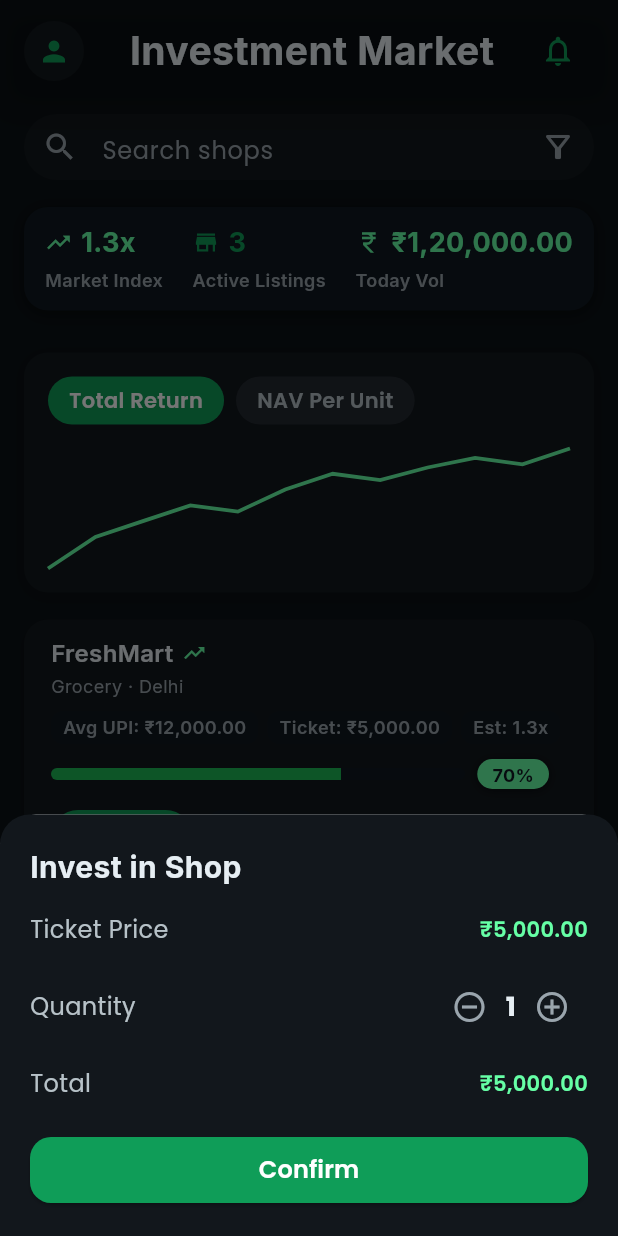
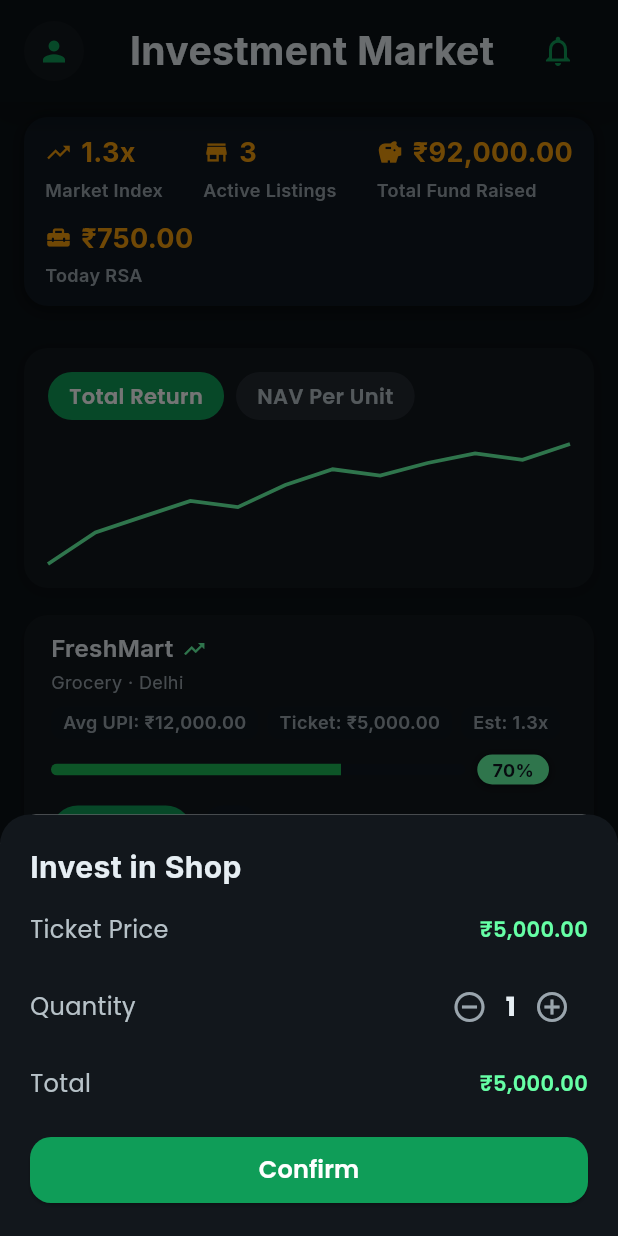
Before and after one commit to Ashish-Ranja-n/MBDIM, a Flutter app: the InvestorDashboard screen opened directly, after a tap on "Subscribe", on a phone screen of 412 x 824 dp. Run offline on Flutter 3.47's test engine with Material 3 defaults, Android fonts, the phone set to English and light mode, and no system bars; our stand-ins replace carousel_slider, google_fonts, shared_preferences; accounts and stored records are empty.

Commit message:
updated mobile

```diff
--- a/mobile/lib/screens/investor_dashboard.dart
+++ b/mobile/lib/screens/investor_dashboard.dart
@@ -16,7 +16,6 @@ class InvestorDashboard extends StatefulWidget {
 }
 
 class _InvestorDashboardState extends State<InvestorDashboard> {
-  final TextEditingController _searchController = TextEditingController();
   final String _selectedFilter = 'All';
   bool _loading = true;
   List<Shop> _shops = [];
@@ -82,12 +81,8 @@ class _InvestorDashboardState extends State<InvestorDashboard> {
 
   void _applyFilters() {
     setState(() {
+      // No search input UI — keep filter-only behaviour based on _selectedFilter
       _filteredShops = _shops.where((shop) {
-        final query = _searchController.text.toLowerCase();
-        final matchesSearch =
-            shop.name.toLowerCase().contains(query) ||
-            shop.city.toLowerCase().contains(query) ||
-            shop.category.toLowerCase().contains(query);
         bool matchesFilter = _selectedFilter == 'All';
         if (_selectedFilter == 'Nearby') matchesFilter = shop.city == 'Delhi';
         if (_selectedFilter == 'High ROI') {
@@ -99,7 +94,7 @@ class _InvestorDashboardState extends State<InvestorDashboard> {
         if (_selectedFilter == 'New') {
           matchesFilter = shop.raised / shop.target < 0.3;
         }
-        return matchesSearch && matchesFilter;
+        return matchesFilter;
       }).toList();
     });
   }
@@ -140,58 +135,7 @@ class _InvestorDashboardState extends State<InvestorDashboard> {
                 pinned: true,
                 delegate: _StickyMarketHeader(),
               ),
-              // Search bar
-              SliverToBoxAdapter(
-                child: Padding(
-                  padding: const EdgeInsets.symmetric(
-                    horizontal: 16,
-                    vertical: 8,
-                  ),
-                  child: Row(
-                    children: [
-                      Expanded(
-                        child: Container(
-                          height: 44,
-                          decoration: BoxDecoration(
-                            color: const Color(0xFF12171C),
-                            borderRadius: BorderRadius.circular(22),
-                          ),
-                          child: TextField(
-                            controller: _searchController,
-                            onChanged: (v) => _applyFilters(),
-                            style: const TextStyle(
-                              fontSize: 16,
-                              color: Color(0xFFE6EEF3),
-                            ),
-                            decoration: InputDecoration(
-                              hintText: 'Search shops',
-                              hintStyle: const TextStyle(
-                                color: Color(0xFF9AA5AD),
-                              ),
-                              border: InputBorder.none,
-                              prefixIcon: const Icon(
-                                Icons.search,
-                                color: Color(0xFF9AA5AD),
-                              ),
-                              suffixIcon: IconButton(
-                                icon: const Icon(
-                                  Icons.filter_alt_outlined,
-                                  color: Color(0xFF9AA5AD),
-                                ),
-                                onPressed: () {},
-                              ),
-                              contentPadding: const EdgeInsets.symmetric(
-                                horizontal: 14,
-                                vertical: 10,
-                              ),
-                            ),
-                          ),
-                        ),
-                      ),
-                    ],
-                  ),
-                ),
-              ),
+              // (search bar removed per design) — keeping header, KPI and content
               // KPI / Summary strip
               SliverToBoxAdapter(
                 child: Padding(
@@ -201,7 +145,11 @@ class _InvestorDashboardState extends State<InvestorDashboard> {
                   ),
                   child: MarketSummaryCard(
                     activeListings: _shops.length,
-                    todayVolume: currency.format(120000),
+                    todayVolume: currency.format(750),
+                    // compute total raised across shops for the new KPI
+                    totalFundRaised: currency.format(
+                      _shops.fold<double>(0.0, (p, e) => p + e.raised),
+                    ),
                     avgYield: '1.3x',
                   ),
                 ),
@@ -363,7 +311,9 @@ class _StickyMarketHeader extends SliverPersistentHeaderDelegate {
   ) {
     return Container(
       decoration: BoxDecoration(
-        color: Colors.transparent,
+        // give the sticky header a solid background so the top area
+        // isn't transparent over the system status bar
+        color: const Color(0xFF0B1115),
         boxShadow: [
           BoxShadow(
             color: Colors.black.withAlpha((0.18 * 255).round()),
--- a/mobile/lib/widgets/market_summary_card.dart
+++ b/mobile/lib/widgets/market_summary_card.dart
@@ -4,11 +4,13 @@ import '../design_tokens.dart';
 class MarketSummaryCard extends StatelessWidget {
   final int activeListings;
   final String todayVolume;
+  final String totalFundRaised;
   final String avgYield;
   const MarketSummaryCard({
     super.key,
     required this.activeListings,
     required this.todayVolume,
+    required this.totalFundRaised,
     required this.avgYield,
   });
 
@@ -29,26 +31,42 @@ class MarketSummaryCard extends StatelessWidget {
       ),
       child: Padding(
         padding: const EdgeInsets.symmetric(vertical: 12, horizontal: 14),
-        child: Row(
+        child: Column(
+          crossAxisAlignment: CrossAxisAlignment.start,
+          children: [
+            Row(
               mainAxisAlignment: MainAxisAlignment.spaceBetween,
               children: [
                 _buildKPI(
                   'Market Index',
                   avgYield,
-              AppColors.kpiHighlight,
+                  AppColors.warning,
                   Icons.trending_up,
                 ),
                 _buildKPI(
                   'Active Listings',
                   activeListings.toString(),
-              AppColors.accentGreen,
+                  AppColors.warning,
                   Icons.store,
                 ),
                 _buildKPI(
-              'Today Vol',
+                  'Total Fund Raised',
+                  totalFundRaised,
+                  AppColors.warning,
+                  Icons.savings,
+                ),
+              ],
+            ),
+            const SizedBox(height: 12),
+            Row(
+              children: [
+                _buildKPI(
+                  'Today RSA',
                   todayVolume,
-              AppColors.kpiHighlight,
-              Icons.currency_rupee,
+                  AppColors.warning,
+                  Icons.home_repair_service_rounded,
+                ),
+              ],
             ),
           ],
         ),
@@ -68,8 +86,9 @@ class MarketSummaryCard extends StatelessWidget {
             const SizedBox(width: 6),
             Text(
               value,
+              // emphasise KPI numbers using the highlight colour (matches designer reference)
               style: AppTypography.sectionHeading.copyWith(
-                color: color,
+                color: AppColors.warning,
                 fontSize: 18,
                 fontWeight: FontWeight.w700,
               ),
```
Lines whose indentation alone changed are shown as unchanged.
